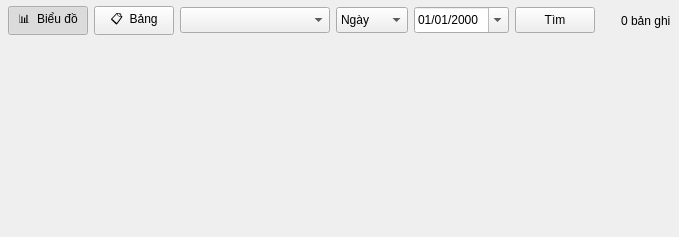
Old version of the form OUT_SRC_SON/OUT_SRC_SON/ui/pages/HistoryPage.ui in the repository dinhquanghaICTU/OUT_SRC.
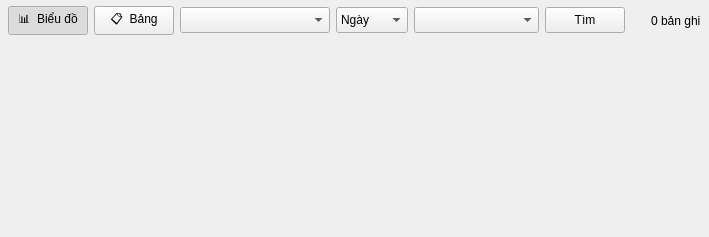
New version of the form.

Diff of the .ui file:
```diff
--- a/OUT_SRC_SON/OUT_SRC_SON/ui/pages/HistoryPage.ui
+++ b/OUT_SRC_SON/OUT_SRC_SON/ui/pages/HistoryPage.ui
@@ -15,7 +15,7 @@
      <item><widget class="QPushButton" name="tableTabButton"><property name="minimumSize"><size><width>0</width><height>26</height></size></property><property name="text"><string>📋  Bảng</string></property><property name="checkable"><bool>true</bool></property></widget></item>
      <item><widget class="QComboBox" name="deviceCombo"><property name="minimumSize"><size><width>150</width><height>26</height></size></property></widget></item>
      <item><widget class="QComboBox" name="periodCombo"><property name="minimumSize"><size><width>72</width><height>26</height></size></property><item><property name="text"><string>Ngày</string></property></item><item><property name="text"><string>Tháng</string></property></item><item><property name="text"><string>Năm</string></property></item></widget></item>
-     <item><widget class="QDateEdit" name="dateEdit"><property name="minimumSize"><size><width>95</width><height>26</height></size></property><property name="calendarPopup"><bool>true</bool></property><property name="displayFormat"><string>dd/MM/yyyy</string></property></widget></item>
+     <item><widget class="QComboBox" name="dateCombo"><property name="minimumSize"><size><width>125</width><height>26</height></size></property></widget></item>
      <item><widget class="QPushButton" name="searchButton"><property name="minimumSize"><size><width>0</width><height>26</height></size></property><property name="text"><string>Tìm</string></property></widget></item>
      <item><spacer name="filterSpacer"><property name="orientation"><enum>Qt::Horizontal</enum></property><property name="sizeHint" stdset="0"><size><width>20</width><height>20</height></size></property></spacer></item>
      <item><widget class="QLabel" name="recordCountLabel"><property name="text"><string>0 bản ghi</string></property></widget></item>
```
